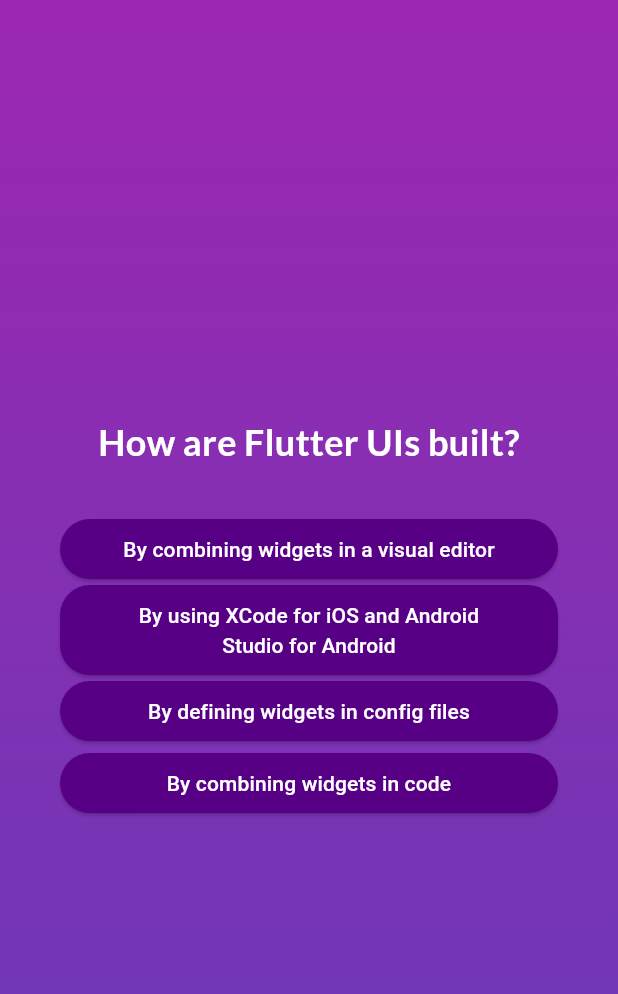
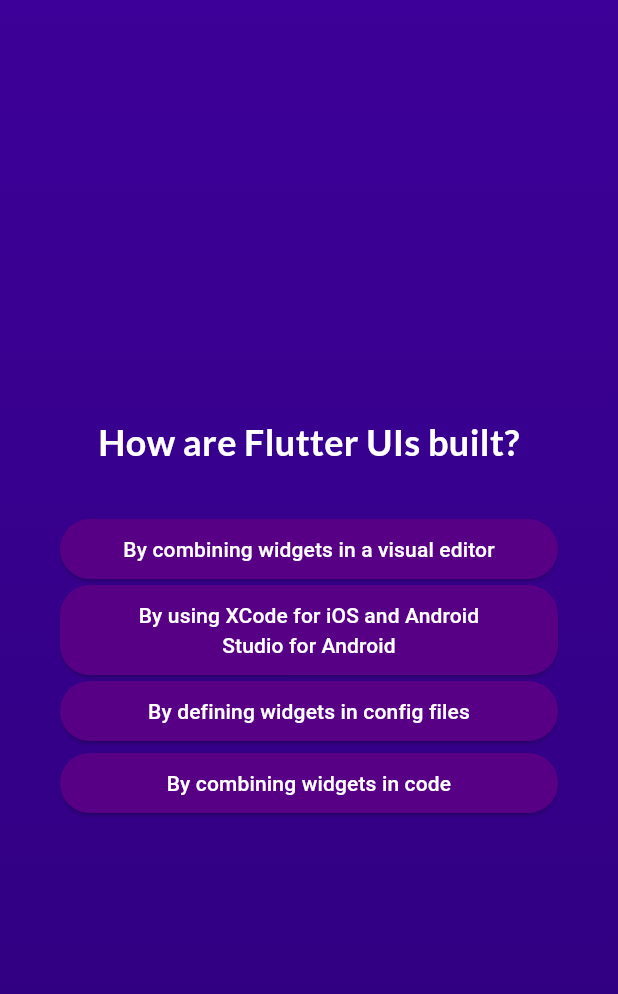
Before and after one commit to leangsengLy/Flutter_Project, a Flutter app: the screen it shows after launch, after a tap on "Start Game with me!", after a tap on "Components", on a phone screen of 412 x 824 dp. Shown: the top 994 px of the screen. Run offline on Flutter 3.47's test engine with Material 3 defaults, Android fonts, the phone set to English and light mode, and no system bars; our stand-ins replace google_fonts.

Commit message:
Done Project

```diff
--- a/flutter_asnwer/lib/question_screen.dart
+++ b/flutter_asnwer/lib/question_screen.dart
@@ -16,13 +16,13 @@
   var currentQuestionIndex = 0;
   void selectAnswered(String answer) {
     setState(() {
-      currentQuestionIndex++;
+      // currentQuestionIndex++;
+      if (currentQuestionIndex == questions.length - 1) {
+        currentQuestionIndex = 0;
+      } else {
+        currentQuestionIndex++;
+      }
       widget.onSelectTheAnswer(answer);
-      // if (currentQuestionIndex == questions.length - 1) {
-      //   currentQuestionIndex = 0;
-      // } else {
-      //   currentQuestionIndex++;
-      // }
     });
   }
 
--- a/flutter_asnwer/lib/quiz.dart
+++ b/flutter_asnwer/lib/quiz.dart
@@ -36,6 +36,13 @@
     });
   }
 
+  void restartGame() {
+    setState(() {
+      chooseAnswer = [];
+      renderActive = 'start-screen';
+    });
+  }
+
   @override
   Widget build(BuildContext context) {
     Widget contentRender = StartScreen(switchContent);
@@ -43,7 +50,7 @@
       contentRender = QuestionScreen(onSelectTheAnswer);
     }
     if (renderActive == 'result_screen') {
-      contentRender = ResultScreen(chooseAnswer);
+      contentRender = ResultScreen(chooseAnswer, restartGame);
     }
     return MaterialApp(
       home: Scaffold(
@@ -53,8 +60,8 @@
             begin: Alignment.topRight,
             end: Alignment.bottomRight,
             colors: [
-              Colors.purple,
-              Colors.deepPurple,
+              Color.fromARGB(255, 61, 0, 152),
+              Color.fromARGB(255, 46, 0, 125),
             ],
           )),
           child: contentRender,
```
Also changed, not shown: flutter_asnwer/lib/question_summary.dart (+37 -2 lines), flutter_asnwer/lib/result_screen.dart (+29 -7 lines), 2 other files.
